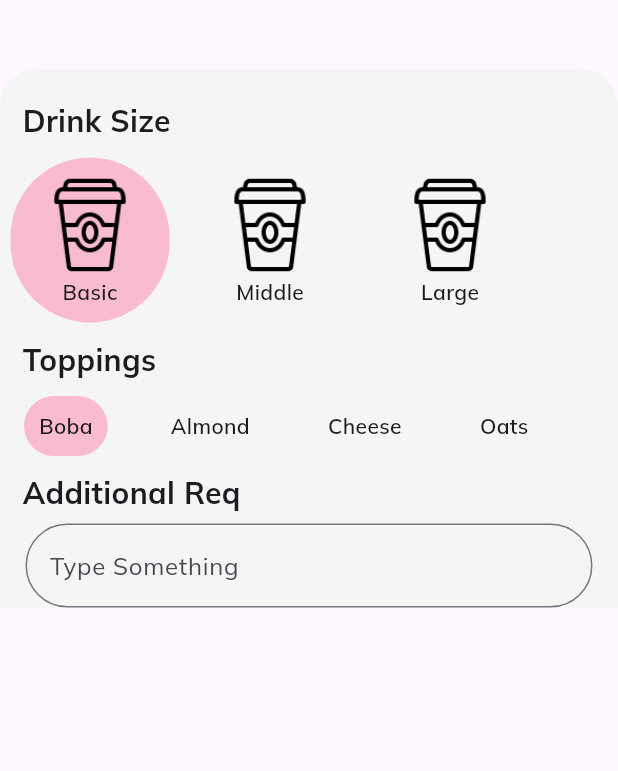
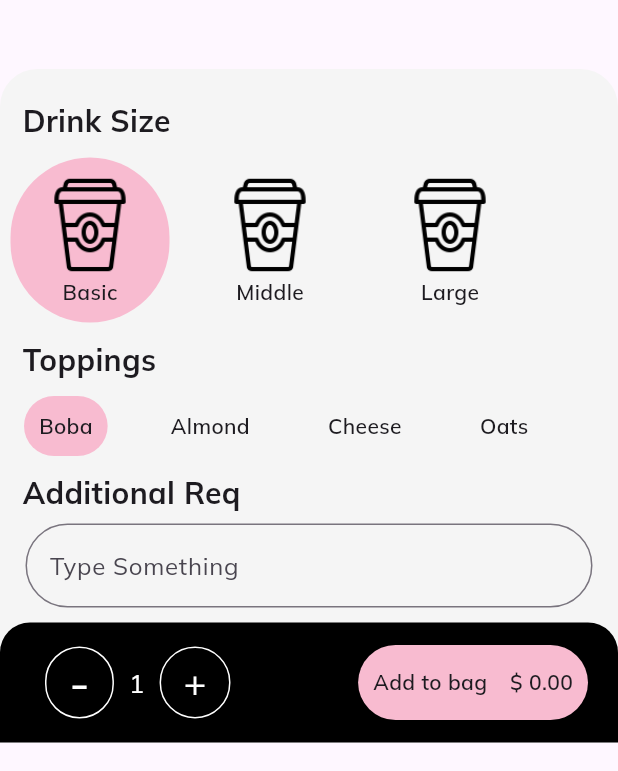
Before and after one commit to Emtee100/coffee-app, a Flutter app: the Americano screen opened directly with empty values, on a phone screen of 412 x 824 dp, the part 465-1236 px from its top. Run offline on Flutter 3.47's test engine with Material 2 defaults, Android fonts, the phone set to English and light mode, and no system bars; our stand-ins replace font_awesome_flutter, google_fonts, smooth_page_indicator.

Commit message:
Americano page completed

```diff
--- a/lib/screens/americano.dart
+++ b/lib/screens/americano.dart
@@ -20,6 +20,7 @@ class _AmeriacnoState extends State<Americano> {
   List<String> toppings = ["Boba", "Almond", "Cheese", "Oats"];
   int selectedSize = 0;
   int selectedTopping = 0;
+  int noOfCoffee = 1;
   @override
   Widget build(BuildContext context) {
     return Scaffold(
@@ -32,7 +33,8 @@ class _AmeriacnoState extends State<Americano> {
               padding: EdgeInsets.only(right: 10.0), child: Icon(Icons.share))
         ],
       ),
-      body: Column(
+      body: SingleChildScrollView(
+        child: Column(
           children: [
             // ignore: sized_box_for_whitespace
             Container(
@@ -73,7 +75,6 @@ class _AmeriacnoState extends State<Americano> {
               ),
             ),
 
-
             Container(
               width: 700.0,
               decoration: BoxDecoration(
@@ -81,6 +82,7 @@ class _AmeriacnoState extends State<Americano> {
                   borderRadius: const BorderRadius.only(
                       topLeft: Radius.circular(25.0),
                       topRight: Radius.circular(25.0))),
+              child: SingleChildScrollView(
                 child: Column(
                   crossAxisAlignment: CrossAxisAlignment.start,
                   children: [
@@ -115,7 +117,8 @@ class _AmeriacnoState extends State<Americano> {
                               setState(() => selectedSize = index);
                             },
                             child: Container(
-                          margin: const EdgeInsets.symmetric(horizontal: 7.0),
+                              margin:
+                                  const EdgeInsets.symmetric(horizontal: 7.0),
                               decoration: BoxDecoration(
                                   color: selectedSize == index
                                       ? Colors.pink.shade100
@@ -178,8 +181,8 @@ class _AmeriacnoState extends State<Americano> {
                                         ? Colors.pink.shade100
                                         : Colors.transparent,
                                     borderRadius: BorderRadius.circular(20.0)),
-                            margin:
-                                const EdgeInsets.symmetric(horizontal: 16.0),
+                                margin: const EdgeInsets.symmetric(
+                                    horizontal: 16.0),
                                 padding: const EdgeInsets.all(10.0),
                                 child: Text(
                                   toppings[index],
@@ -221,11 +224,104 @@ class _AmeriacnoState extends State<Americano> {
                                 hintText: "Type Something"),
                           )),
                     ),
+                    const SizedBox(
+                      height: 10.0,
+                    ),
+
+                    Container(
+                      height: 80,
+                      padding: EdgeInsets.symmetric(horizontal: 20,),
+                      decoration: BoxDecoration(
+                        color: Colors.black,
+                        borderRadius: BorderRadius.only(topLeft: Radius.circular(20), topRight: Radius.circular(20))
+                      ),
+                      child: Row(
+                        mainAxisAlignment: MainAxisAlignment.spaceBetween,
+                        children: [
+                          Row(
+                            children: [
+                              GestureDetector(
+                                onTap: (){
+                                  setState((){
+                                    if(noOfCoffee > 1){
+                                      noOfCoffee--;
+                                    }
+                                    return;
+                                  } );
+                                },
+                                child: Container(
+                                 margin: EdgeInsets.symmetric(horizontal: 10),
+                                  padding: EdgeInsets.symmetric(horizontal: 15, ),
+                                  decoration: BoxDecoration(
+                                    border: Border.all(color: Colors.white),
+                                    borderRadius: BorderRadius.circular(60),
+                                  ),
+                                  child: Text(
+                                    "-",
+                                    style: GoogleFonts.mulish(
+                                      color: Colors.white,
+                                      fontSize: 32
+                                    ),
+                                  ),
+                                ),
+                              ),
+                              Text("$noOfCoffee", style: GoogleFonts.mulish(
+                                    color: Colors.white,
+                                    fontSize: 17
+                                  ),),
+                              //SizedBox(width: 10,),
+                              GestureDetector(
+                                onTap: (){
+                                  setState(() => noOfCoffee++);
+                                },
+                                child: Container(
+                                  margin: EdgeInsets.symmetric(horizontal: 10),
+                                  padding: EdgeInsets.symmetric(horizontal: 15, vertical: 5.0),
+                                  decoration: BoxDecoration(
+                                    border: Border.all(color: Colors.white),
+                                    borderRadius: BorderRadius.circular(60),
+                                  ),
+                                  child: Text(
+                                    "+",
+                                    style: GoogleFonts.mulish(
+                                      color: Colors.white,
+                                      fontSize: 25
+                                    ),
+                                  ),
+                                ),
+                              )
                             ],
+                          ),
+                          Container(
+                            padding: EdgeInsets.symmetric(vertical: 15, horizontal: 10),
+                            decoration: BoxDecoration(
+                              color: Colors.pink.shade100,
+                              borderRadius: BorderRadius.circular(25)
+                            ),
+                              child: Row(
+                            //mainAxisAlignment: MainAxisAlignment.spaceBetween,
+                            children: [
+                              Text("Add to bag",style: GoogleFonts.mulish(
+                                      fontWeight: FontWeight.w600,
+                                      fontSize: 14
+                                    ), ),
+                              const SizedBox(width: 15,),
+                              Text("\$ ${(widget.product.price * noOfCoffee).toStringAsFixed(2)}", style: GoogleFonts.mulish(
+                                      fontWeight: FontWeight.w600,
+                                      fontSize: 14
+                                    ),)
+                            ],
+                          ))
+                        ],
+                      ),
+                    )
+                  ],
+                ),
               ),
             ),
           ],
         ),
+      ),
     );
   }
 }
```
Lines whose indentation alone changed are shown as unchanged.
